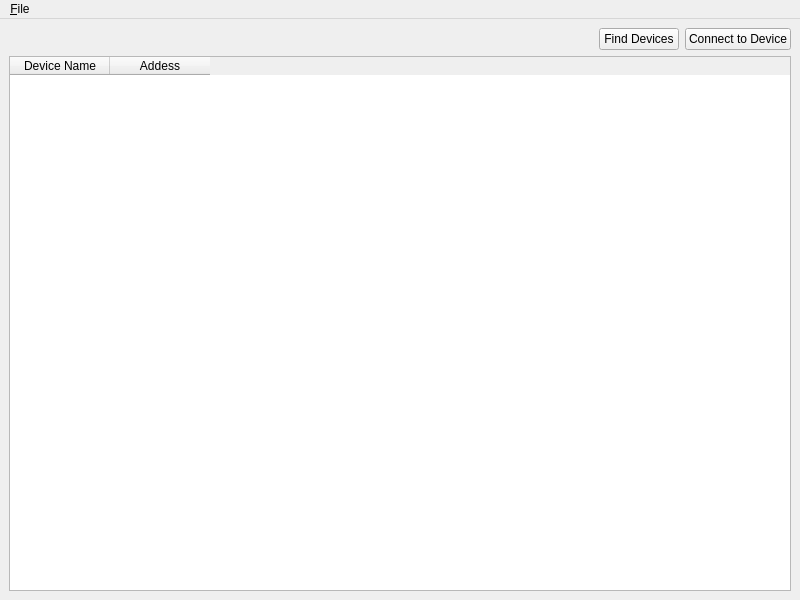
First picture: the form in mainwindow.ui, repository miracletech322/GestureApp, before the edit.
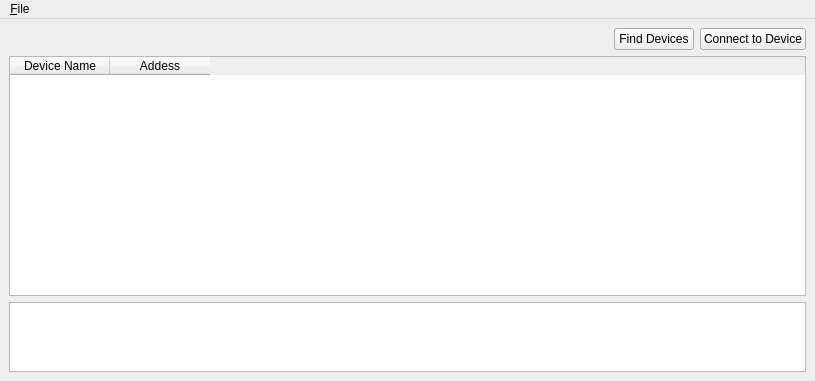
Second picture: the form after the edit.

Diff of the .ui file:
```diff
--- a/mainwindow.ui
+++ b/mainwindow.ui
@@ -6,8 +6,8 @@
    <rect>
     <x>0</x>
     <y>0</y>
-    <width>800</width>
-    <height>600</height>
+    <width>815</width>
+    <height>381</height>
    </rect>
   </property>
   <property name="windowTitle">
@@ -16,7 +16,7 @@
   <widget class="QWidget" name="centralwidget">
    <layout class="QGridLayout" name="gridLayout">
     <item row="0" column="0">
-     <layout class="QVBoxLayout" name="verticalLayout">
+     <layout class="QVBoxLayout" name="verticalLayout" stretch="1,7,2">
       <item>
        <layout class="QHBoxLayout" name="horizontalLayout">
         <item>
@@ -62,6 +62,9 @@
         </column>
        </widget>
       </item>
+      <item>
+       <widget class="QPlainTextEdit" name="plainTextEdit"/>
+      </item>
      </layout>
     </item>
    </layout>
@@ -71,7 +74,7 @@
     <rect>
      <x>0</x>
      <y>0</y>
-     <width>800</width>
+     <width>815</width>
      <height>21</height>
     </rect>
    </property>
```
Left out of the diff: 3 changed lines with no effect on the pictures.
